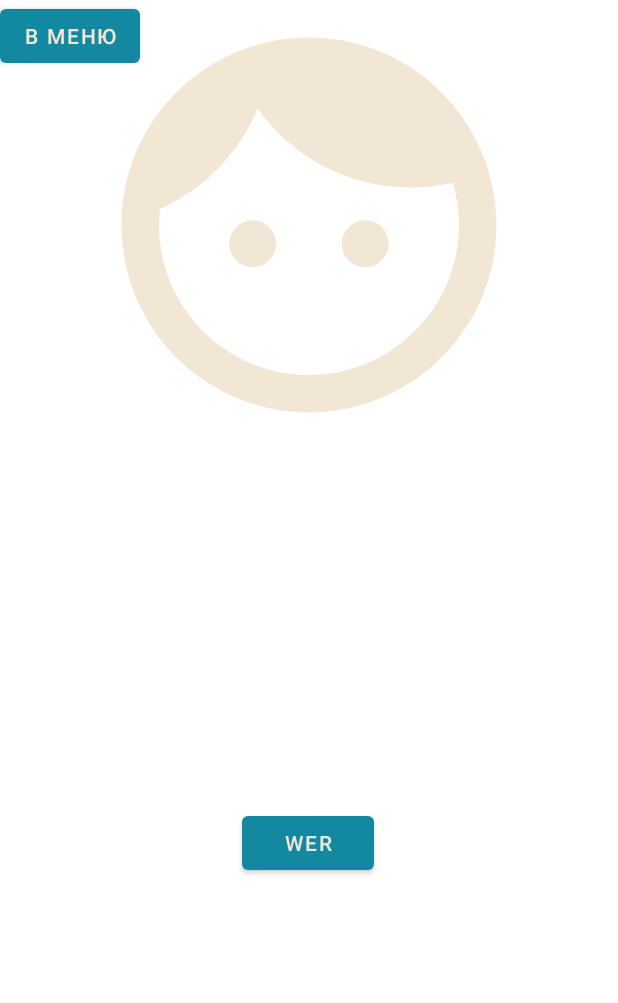
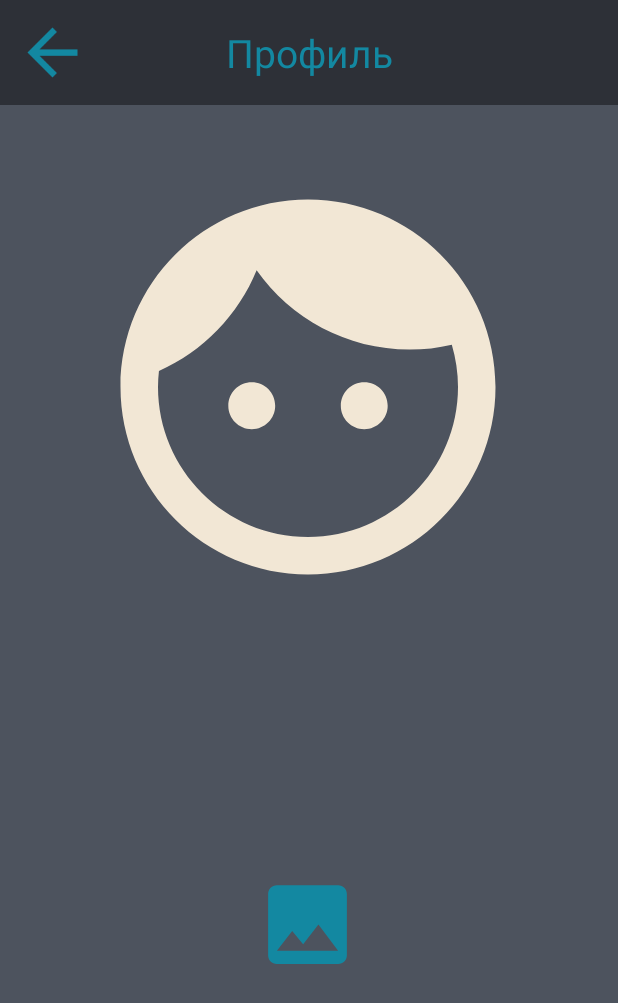
Before and after one commit to sawupl/ChatApp, an Android app: the ProfileFragment screen opened through its navigation route, on a phone screen of 412 x 824 dp. Shown: the top 1003 px of the screen. Run offline under Robolectric (Android 15) with nearby library versions, the phone set to English and light mode, and no system bars; our stand-ins replace CircleImageView, Firebase (no records; nobody signed in at launch, a user with empty details on screens opened directly), Picasso.

Commit message:
сделал xml

```diff
--- a/app/src/main/java/com/example/repository/screens/message/MessageFragment.java
+++ b/app/src/main/java/com/example/repository/screens/message/MessageFragment.java
@@ -1,5 +1,6 @@
 package com.example.repository.screens.message;
 
+import android.graphics.Bitmap;
 import android.os.Bundle;
 
 import androidx.annotation.NonNull;
@@ -27,7 +28,6 @@ import com.google.firebase.database.ValueEventListener;
 
 import java.util.ArrayList;
 import java.util.HashMap;
-
 
 public class MessageFragment extends Fragment {
         private FragmentMessageBinding binding;
--- /dev/null
+++ b/app/src/main/res/drawable/account.xml
@@ -0,0 +1,5 @@
+<vector android:height="24dp" android:tint="@color/blue"
+    android:viewportHeight="24" android:viewportWidth="24"
+    android:width="24dp" xmlns:android="http://schemas.android.com/apk/res/android">
+    <path android:fillColor="@android:color/white" android:pathData="M12,12c2.21,0 4,-1.79 4,-4s-1.79,-4 -4,-4 -4,1.79 -4,4 1.79,4 4,4zM12,14c-2.67,0 -8,1.34 -8,4v2h16v-2c0,-2.66 -5.33,-4 -8,-4z"/>
+</vector>
--- /dev/null
+++ b/app/src/main/res/drawable/gallery.xml
@@ -0,0 +1,5 @@
+<vector android:height="70dp" android:tint="@color/blue"
+    android:viewportHeight="24" android:viewportWidth="24"
+    android:width="70dp" xmlns:android="http://schemas.android.com/apk/res/android">
+    <path android:fillColor="@android:color/white" android:pathData="M21,19V5c0,-1.1 -0.9,-2 -2,-2H5c-1.1,0 -2,0.9 -2,2v14c0,1.1 0.9,2 2,2h14c1.1,0 2,-0.9 2,-2zM8.5,13.5l2.5,3.01L14.5,12l4.5,6H5l3.5,-4.5z"/>
+</vector>
--- /dev/null
+++ b/app/src/main/res/drawable/search.xml
@@ -0,0 +1,5 @@
+<vector android:height="24dp" android:tint="@color/blue"
+    android:viewportHeight="24" android:viewportWidth="24"
+    android:width="24dp" xmlns:android="http://schemas.android.com/apk/res/android">
+    <path android:fillColor="@color/blue" android:pathData="M15.5,14h-0.79l-0.28,-0.27C15.41,12.59 16,11.11 16,9.5 16,5.91 13.09,3 9.5,3S3,5.91 3,9.5 5.91,16 9.5,16c1.61,0 3.09,-0.59 4.23,-1.57l0.27,0.28v0.79l5,4.99L20.49,19l-4.99,-5zM9.5,14C7.01,14 5,11.99 5,9.5S7.01,5 9.5,5 14,7.01 14,9.5 11.99,14 9.5,14z"/>
+</vector>
--- a/app/src/main/res/layout/fragment_profile.xml
+++ b/app/src/main/res/layout/fragment_profile.xml
@@ -4,34 +4,60 @@
     xmlns:tools="http://schemas.android.com/tools"
     android:layout_width="match_parent"
     android:layout_height="match_parent"
-    tools:context=".screens.profile.ProfileFragment">
+    tools:context=".screens.profile.ProfileFragment"
+    android:background="@color/grey">
 
+    <RelativeLayout
+        android:id="@+id/panel"
+        android:layout_width="match_parent"
+        android:layout_height="70dp"
+        android:background="@color/dgrey"
+        app:layout_constraintTop_toTopOf="parent">
 
-    <ImageView
+        <ImageView
+            android:id="@+id/returnToM"
+            android:layout_width="50dp"
+            android:layout_height="50dp"
+            android:layout_marginStart="10dp"
+            android:layout_marginTop="10dp"
+            android:src="@drawable/back"
+            android:layout_alignParentStart="true"
+            android:layout_alignParentTop="true" />
+
+        <TextView
+            android:layout_width="wrap_content"
+            android:layout_height="match_parent"
+            android:text="Профиль"
+            android:textColor="@color/blue"
+            android:textSize="26sp"
+            android:layout_alignParentTop="true"
+            android:layout_alignParentStart="true"
+            android:layout_alignParentBottom="true"
+            android:layout_alignParentEnd="true"
+            android:gravity="center"/>
+
+    </RelativeLayout>
+
+    <de.hdodenhof.circleimageview.CircleImageView
         android:id="@+id/imageView"
         android:layout_width="300dp"
         android:layout_height="300dp"
+        android:layout_marginTop="108dp"
         android:src="@drawable/face"
         app:layout_constraintEnd_toEndOf="parent"
+        app:layout_constraintHorizontal_bias="0.495"
         app:layout_constraintStart_toStartOf="parent"
         app:layout_constraintTop_toTopOf="parent" />
 
-    <Button
+    <ImageView
         android:id="@+id/select"
         android:layout_width="wrap_content"
         android:layout_height="wrap_content"
-        android:text="wer"
+        android:src="@drawable/gallery"
         app:layout_constraintBottom_toBottomOf="parent"
         app:layout_constraintEnd_toEndOf="parent"
         app:layout_constraintHorizontal_bias="0.498"
         app:layout_constraintStart_toStartOf="parent"
         app:layout_constraintTop_toBottomOf="@+id/imageView" />
 
-    <Button
-        android:id="@+id/returnToM"
-        android:layout_width="wrap_content"
-        android:layout_height="wrap_content"
-        android:text="В меню"
-        app:layout_constraintStart_toStartOf="parent"
-        app:layout_constraintTop_toTopOf="parent" />
 </androidx.constraintlayout.widget.ConstraintLayout>
--- a/app/src/main/res/layout/message.xml
+++ b/app/src/main/res/layout/message.xml
@@ -10,11 +10,6 @@
         app:layout_constraintTop_toTopOf="parent"
         android:layout_marginTop="10dp">
 
-        <de.hdodenhof.circleimageview.CircleImageView
-            android:id="@+id/icon"
-            android:layout_width="50dp"
-            android:layout_height="50dp"
-            android:layout_marginStart="16dp" />
 
         <TextView
             android:id="@+id/name"
```
Also changed, not shown: app/src/main/res/layout/chats.xml (+8 -6 lines), app/src/main/res/layout/fragment_chat.xml (+8 -6 lines), app/src/main/res/layout/fragment_search.xml (+14 -10 lines).
